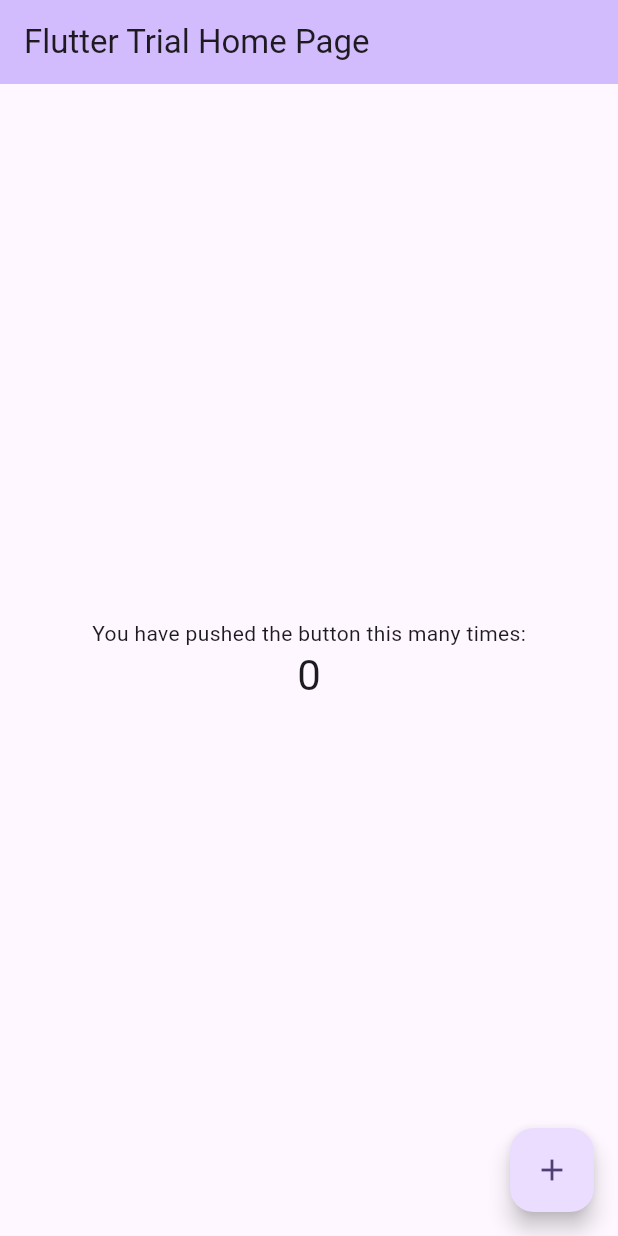
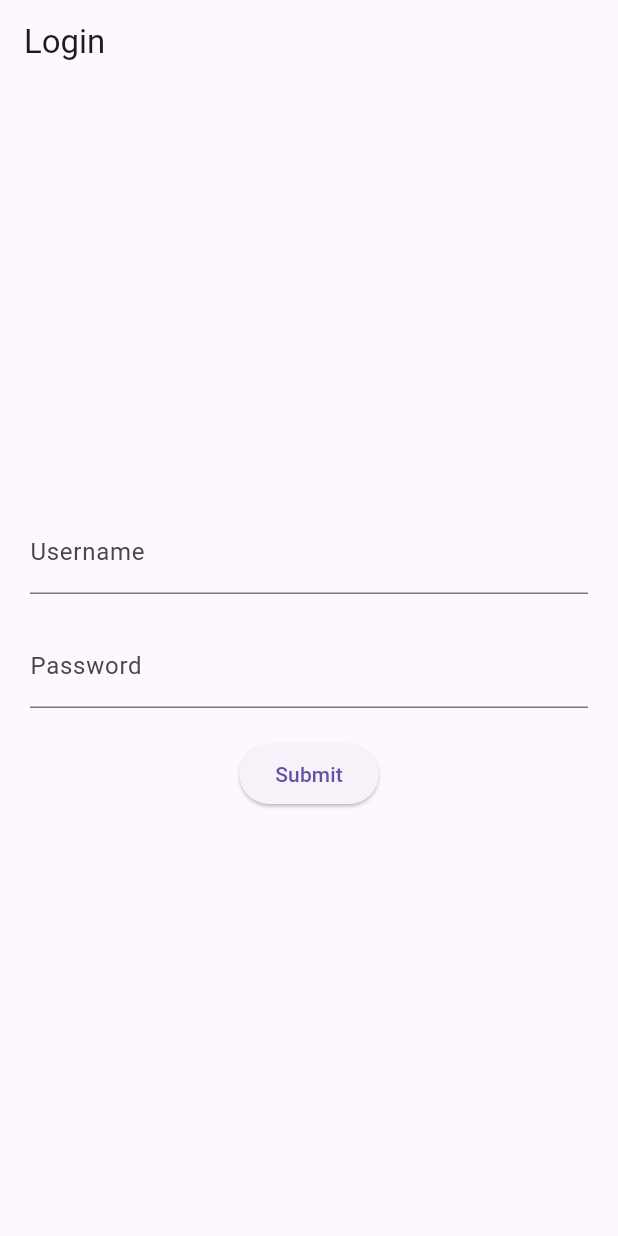
Before and after one commit to Shux347/vote, a Flutter app: the screen it shows after launch, on a phone screen of 412 x 824 dp. Run offline on Flutter 3.47's test engine with Material 3 defaults, Android fonts, the phone set to English and light mode, and no system bars.

Commit message:
Added Login page

```diff
--- /dev/null
+++ b/lib/login.dart
@@ -0,0 +1,44 @@
+import 'package:flutter/material.dart';
+
+class LoginPage extends StatelessWidget {
+
+  const LoginPage({super.key});
+
+  @override
+  Widget build(BuildContext context) {
+    return Scaffold(
+      appBar: AppBar(
+        title: const Text('Login'),
+      ),
+      body: Padding(
+        padding: const EdgeInsets.all(20.0),
+        child: Column(
+          mainAxisAlignment: MainAxisAlignment.center,
+          children: <Widget>[
+            const TextField(
+              decoration: InputDecoration(
+                labelText: 'Username',
+              ),
+            ),
+            const SizedBox(height: 20.0),
+            const TextField(
+              decoration: InputDecoration(
+                labelText: 'Password',
+              ),
+              obscureText: true,
+            ),
+            const SizedBox(height: 20.0),
+            ElevatedButton(
+              onPressed: () {
+                // Implement login functionality here
+                // For example, validate username and password
+                // and navigate to the next screen if valid
+              },
+              child: const Text('Submit'),
+            ),
+          ],
+        ),
+      ),
+    );
+  }
+}
--- a/lib/main.dart
+++ b/lib/main.dart
@@ -1,125 +1,12 @@
 import 'package:flutter/material.dart';
+import 'package:vote/login.dart';
 
 void main() {
-  runApp(const MyApp());
+  runApp(
+    const MaterialApp(
+      home: Scaffold(
+        body: LoginPage(),//LoginSection
+      )
+    )
+  );
 }
-
-class MyApp extends StatelessWidget {
-  const MyApp({super.key});
-
-  // This widget is the root of your application. testing
-  @override
-  Widget build(BuildContext context) {
-    return MaterialApp(
-      title: 'Flutter Trial',
-      theme: ThemeData(
-        // This is the theme of your application.
-        //
-        // TRY THIS: Try running your application with "flutter run". You'll see
-        // the application has a purple toolbar. Then, without quitting the app,
-        // try changing the seedColor in the colorScheme below to Colors.green
-        // and then invoke "hot reload" (save your changes or press the "hot
-        // reload" button in a Flutter-supported IDE, or press "r" if you used
-        // the command line to start the app).
-        //
-        // Notice that the counter didn't reset back to zero; the application
-        // state is not lost during the reload. To reset the state, use hot
-        // restart instead.
-        //
-        // This works for code too, not just values: Most code changes can be
-        // tested with just a hot reload.
-        colorScheme: ColorScheme.fromSeed(seedColor: Colors.deepPurple),
-        useMaterial3: true,
-      ),
-      home: const MyHomePage(title: 'Flutter Trial Home Page'),
-    );
-  }
-}
-
-class MyHomePage extends StatefulWidget {
-  const MyHomePage({super.key, required this.title});
-
-  // This widget is the home page of your application. It is stateful, meaning
-  // that it has a State object (defined below) that contains fields that affect
-  // how it looks.
-
-  // This class is the configuration for the state. It holds the values (in this
-  // case the title) provided by the parent (in this case the App widget) and
-  // used by the build method of the State. Fields in a Widget subclass are
-  // always marked "final".
-
-  final String title;
-
-  @override
-  State<MyHomePage> createState() => _MyHomePageState();
-}
-
-class _MyHomePageState extends State<MyHomePage> {
-  int _counter = 0;
-
-  void _incrementCounter() {
-    setState(() {
-      // This call to setState tells the Flutter framework that something has
-      // changed in this State, which causes it to rerun the build method below
-      // so that the display can reflect the updated values. If we changed
-      // _counter without calling setState(), then the build method would not be
-      // called again, and so nothing would appear to happen.
-      _counter++;
-    });
-  }
-
-  @override
-  Widget build(BuildContext context) {
-    // This method is rerun every time setState is called, for instance as done
-    // by the _incrementCounter method above.
-    //
-    // The Flutter framework has been optimized to make rerunning build methods
-    // fast, so that you can just rebuild anything that needs updating rather
-    // than having to individually change instances of widgets.
-    return Scaffold(
-      appBar: AppBar(
-        // TRY THIS: Try changing the color here to a specific color (to
-        // Colors.amber, perhaps?) and trigger a hot reload to see the AppBar
-        // change color while the other colors stay the same.
-        backgroundColor: Theme.of(context).colorScheme.inversePrimary,
-        // Here we take the value from the MyHomePage object that was created by
-        // the App.build method, and use it to set our appbar title.
-        title: Text(widget.title),
-      ),
-      body: Center(
-        // Center is a layout widget. It takes a single child and positions it
-        // in the middle of the parent.
-        child: Column(
-          // Column is also a layout widget. It takes a list of children and
-          // arranges them vertically. By default, it sizes itself to fit its
-          // children horizontally, and tries to be as tall as its parent.
-          //
-          // Column has various properties to control how it sizes itself and
-          // how it positions its children. Here we use mainAxisAlignment to
-          // center the children vertically; the main axis here is the vertical
-          // axis because Columns are vertical (the cross axis would be
-          // horizontal).
-          //
-          // TRY THIS: Invoke "debug painting" (choose the "Toggle Debug Paint"
-          // action in the IDE, or press "p" in the console), to see the
-          // wireframe for each widget.
-          mainAxisAlignment: MainAxisAlignment.center,
-          children: <Widget>[
-            const Text(
-              'You have pushed the button this many times:',
-            ),
-            Text(
-              '$_counter',
-              style: Theme.of(context).textTheme.headlineMedium,
-            ),
-          ],
-        ),
-      ),
-      floatingActionButton: FloatingActionButton(
-        onPressed: _incrementCounter,
-        tooltip: 'Increment',
-        child: const Icon(Icons.add),
-      ), // This trailing comma makes auto-formatting nicer for build methods.
-    );
-  }
-}
```
